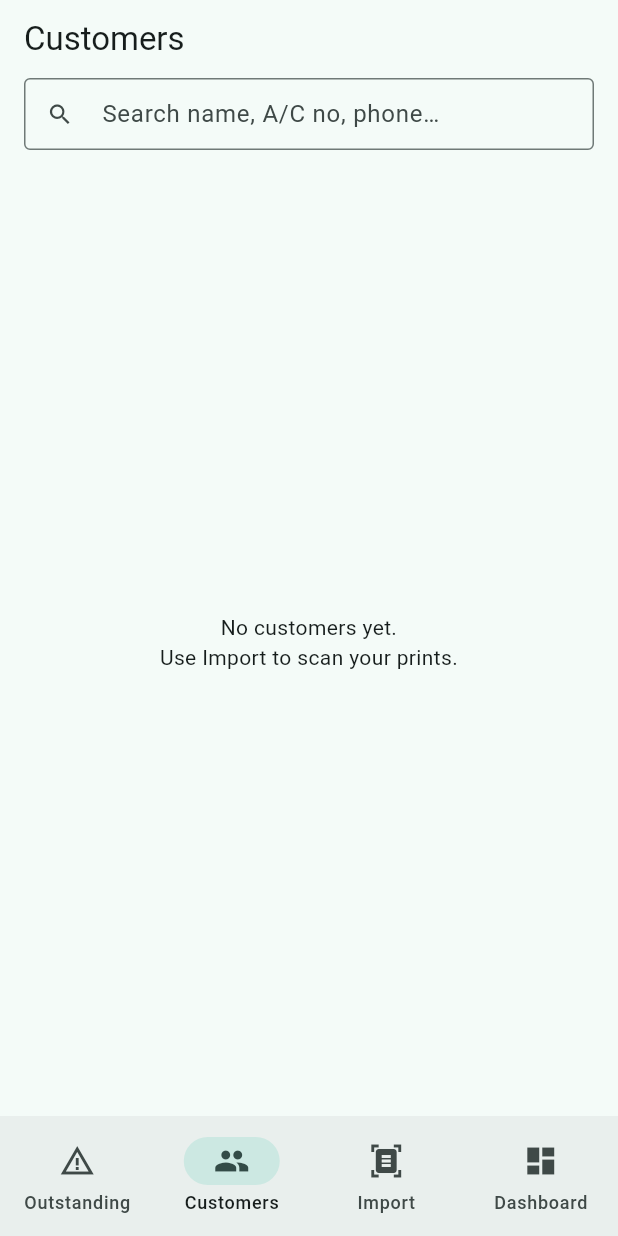
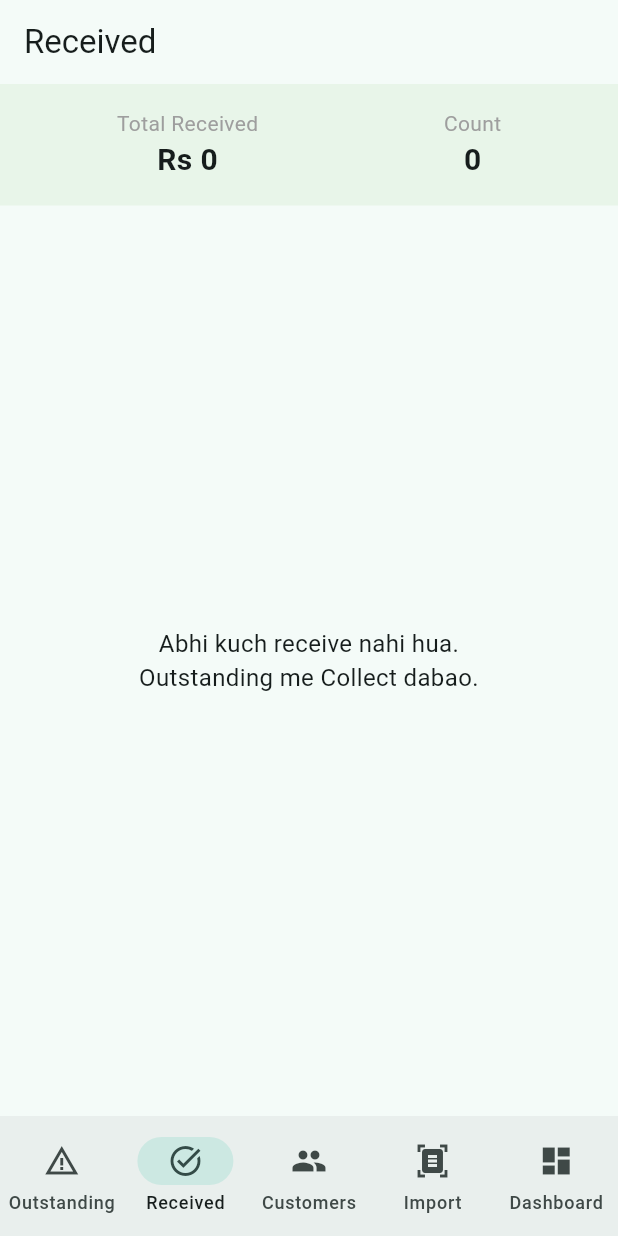
Before and after one commit to qaisqk543-ui/qistbook-build, a Flutter app: the screen it shows once a user with an empty profile is signed in, item 2 of the bottom bar chosen, on a phone screen of 412 x 824 dp. Run offline on Flutter 3.47's test engine with Material 3 defaults, Android fonts, the phone set to English and light mode, and no system bars; our stand-ins replace cloud_firestore, connectivity_plus, file_picker, firebase_auth, firebase_core, flutter_local_notifications and 4 more; missing offline and left inert: google_mlkit_text_recognition, pdfx, telephony; accounts and stored records are empty.

Commit message:
v1.0.2: release signing, package id, collect/received, payment accounts, SMS accounts

```diff
--- a/lib/main.dart
+++ b/lib/main.dart
@@ -8,6 +8,7 @@ import 'screens/dashboard_screen.dart';
 import 'screens/import_screen.dart';
 import 'screens/login_screen.dart';
 import 'screens/outstanding_screen.dart';
+import 'screens/received_screen.dart';
 import 'services/call_reminders.dart';
 import 'services/customer_store.dart';
 import 'services/firebase_service.dart';
@@ -136,6 +137,7 @@ class _HomeShellState extends State<HomeShell> {
 
   static const _pages = [
     OutstandingScreen(),
+    ReceivedScreen(),
     CustomerListScreen(),
     ImportScreen(),
     DashboardScreen(),
@@ -168,6 +170,8 @@ class _HomeShellState extends State<HomeShell> {
           NavigationDestination(
               icon: Icon(Icons.warning_amber), label: 'Outstanding'),
           NavigationDestination(
+              icon: Icon(Icons.task_alt), label: 'Received'),
+          NavigationDestination(
               icon: Icon(Icons.people), label: 'Customers'),
           NavigationDestination(
               icon: Icon(Icons.document_scanner), label: 'Import'),
--- a/lib/models/customer.dart
+++ b/lib/models/customer.dart
@@ -141,6 +141,13 @@ class Customer {
   AccountStatus status;
   bool needsDetail; // true when created from outstanding-only import
 
+  /// Locally marked as collected (Outstanding -> Received). Cleared when a
+  /// fresh outstanding import shows currentDue == 0 for this account.
+  bool collectedLocally;
+  double lastCollectedAmount;
+  String lastCollectedDate; // yyyy-MM-dd
+  String lastCollectedMethod; // Cash | JazzCash | Easypaisa | Bank
+
   List<Guarantor> guarantors;
   List<CollectionEntry> collections;
 
@@ -189,6 +196,10 @@ class Customer {
     this.officer = '',
     this.status = AccountStatus.active,
     this.needsDetail = false,
+    this.collectedLocally = false,
+    this.lastCollectedAmount = 0,
+    this.lastCollectedDate = '',
+    this.lastCollectedMethod = '',
     List<Guarantor>? guarantors,
     List<CollectionEntry>? collections,
     List<ExtraContact>? extraContacts,
@@ -244,6 +255,10 @@ class Customer {
         'officer': officer,
         'status': status.index,
         'needsDetail': needsDetail ? 1 : 0,
+        'collectedLocally': collectedLocally ? 1 : 0,
+        'lastCollectedAmount': lastCollectedAmount,
+        'lastCollectedDate': lastCollectedDate,
+        'lastCollectedMethod': lastCollectedMethod,
         'guarantors': guarantors.map((g) => g.toMap()).toList(),
         'collections': collections.map((c) => c.toMap()).toList(),
         'extraContacts':
@@ -294,6 +309,11 @@ class Customer {
             (m['status'] is int ? m['status'] as int : 0) %
                 AccountStatus.values.length],
         needsDetail: (m['needsDetail'] ?? 0) == 1,
+        collectedLocally: (m['collectedLocally'] ?? 0) == 1,
+        lastCollectedAmount: _num(m['lastCollectedAmount']),
+        lastCollectedDate: (m['lastCollectedDate'] ?? '').toString(),
+        lastCollectedMethod:
+            (m['lastCollectedMethod'] ?? '').toString(),
         guarantors: ((m['guarantors'] as List?) ?? [])
             .map((e) => Guarantor.fromMap(Map<String, dynamic>.from(e as Map)))
             .toList(),
--- a/lib/screens/customer_list_screen.dart
+++ b/lib/screens/customer_list_screen.dart
@@ -125,8 +125,10 @@ class _CustomerListScreenState extends State<CustomerListScreen> {
           IconButton(
             icon: const Icon(Icons.chat, color: Colors.green),
             tooltip: 'WhatsApp',
-            onPressed: () => openWhatsApp(
-                c, dueReminderMessage(c)),
+            onPressed: () async {
+              final msg = await dueReminderMessageWithAccounts(c);
+              openWhatsApp(c, msg);
+            },
           ),
         ],
       ),
--- /dev/null
+++ b/lib/screens/received_screen.dart
@@ -0,0 +1,108 @@
+/// Received screen: customers whose installment was marked as collected
+/// locally (moved out of Outstanding). Undo sends them back.
+
+import 'package:flutter/material.dart';
+import 'package:provider/provider.dart';
+
+import '../models/customer.dart';
+import '../services/customer_store.dart';
+import 'customer_detail_screen.dart';
+
+class ReceivedScreen extends StatefulWidget {
+  const ReceivedScreen({super.key});
+
+  @override
+  State<ReceivedScreen> createState() => _ReceivedScreenState();
+}
+
+class _ReceivedScreenState extends State<ReceivedScreen> {
+  String _rs(double v) =>
+      'Rs ${v.toStringAsFixed(0).replaceAllMapped(RegExp(r'\B(?=(\d{3})+(?!\d))'), (m) => ',')}';
+
+  @override
+  Widget build(BuildContext context) {
+    final store = context.watch<CustomerStore>();
+    final list = store.customers
+        .where((c) => c.collectedLocally)
+        .toList();
+    final total =
+        list.fold(0.0, (s, c) => s + c.lastCollectedAmount);
+
+    return Scaffold(
+      appBar: AppBar(title: const Text('Received')),
+      body: Column(
+        children: [
+          Container(
+            width: double.infinity,
+            padding: const EdgeInsets.all(16),
+            color: Colors.green.shade50,
+            child: Row(
+              mainAxisAlignment: MainAxisAlignment.spaceAround,
+              children: [
+                _head('Total Received', _rs(total)),
+                _head('Count', '${list.length}'),
+              ],
+            ),
+          ),
+          Expanded(
+            child: list.isEmpty
+                ? const Center(
+                    child: Text(
+                        'Abhi kuch receive nahi hua.\nOutstanding me Collect dabao.',
+                        textAlign: TextAlign.center,
+                        style: TextStyle(fontSize: 16)))
+                : ListView.separated(
+                    itemCount: list.length,
+                    separatorBuilder: (_, __) =>
+                        const Divider(height: 1),
+                    itemBuilder: (context, i) =>
+                        _row(context, store, list[i]),
+                  ),
+          ),
+        ],
+      ),
+    );
+  }
+
+  Widget _head(String label, String value) {
+    return Column(
+      children: [
+        Text(label, style: const TextStyle(color: Colors.grey)),
+        Text(value,
+            style: const TextStyle(
+                fontSize: 20, fontWeight: FontWeight.bold)),
+      ],
+    );
+  }
+
+  Widget _row(
+      BuildContext context, CustomerStore store, Customer c) {
+    return ListTile(
+      leading: const Icon(Icons.check_circle, color: Colors.green),
+      title: Text(c.name.isEmpty ? '(no name)' : c.name,
+          style: const TextStyle(fontWeight: FontWeight.w600)),
+      subtitle: Text(
+          '${c.cell}  •  A/C ${c.accountNo}\n${_rs(c.lastCollectedAmount)}  •  ${c.lastCollectedMethod}  •  ${c.lastCollectedDate}'),
+      isThreeLine: true,
+      trailing: IconButton(
+        icon: const Icon(Icons.undo, color: Colors.orange),
+        tooltip: 'Wapas Outstanding me',
+        onPressed: () async {
+          await store.undoCollected(c);
+          if (context.mounted) {
+            ScaffoldMessenger.of(context).showSnackBar(
+                const SnackBar(
+                    content:
+                        Text('Wapas Outstanding me bhej diya')));
+            setState(() {});
+          }
+        },
+      ),
+      onTap: () => Navigator.push(
+        context,
+        MaterialPageRoute(
+            builder: (_) => CustomerDetailScreen(customer: c)),
+      ),
+    );
+  }
+}
--- a/pubspec.yaml
+++ b/pubspec.yaml
@@ -1,7 +1,7 @@
 name: kistbook
 description: Kist Book - installment (qist) management app for shops.
 publish_to: 'none'
-version: 1.0.1+2
+version: 1.0.2+3
 
 environment:
   sdk: '>=3.2.0 <4.0.0'
```
Also changed, not shown: lib/models/payment_account.dart (added, +31 -0 lines), lib/screens/customer_detail_screen.dart (+12 -5 lines), lib/screens/dashboard_screen.dart (+21 -0 lines), lib/screens/outstanding_screen.dart (+76 -2 lines), lib/screens/payment_accounts_screen.dart (added, +173 -0 lines), lib/services/call_reminders.dart (+4 -4 lines), lib/services/customer_store.dart (+26 -0 lines), lib/services/payment_accounts.dart (added, +43 -0 lines), lib/services/reminders.dart (+20 -0 lines), 2 other files.
